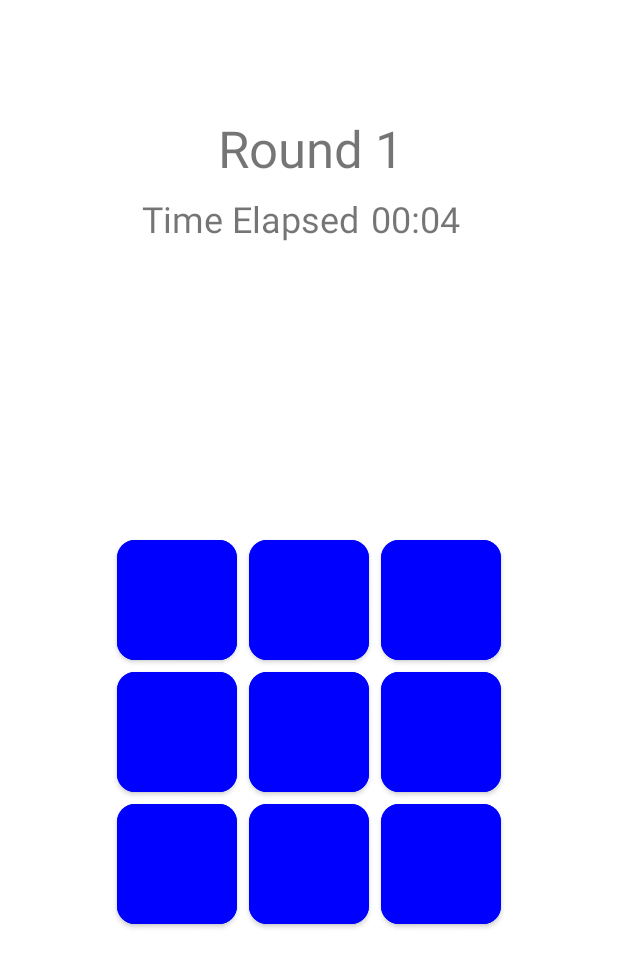
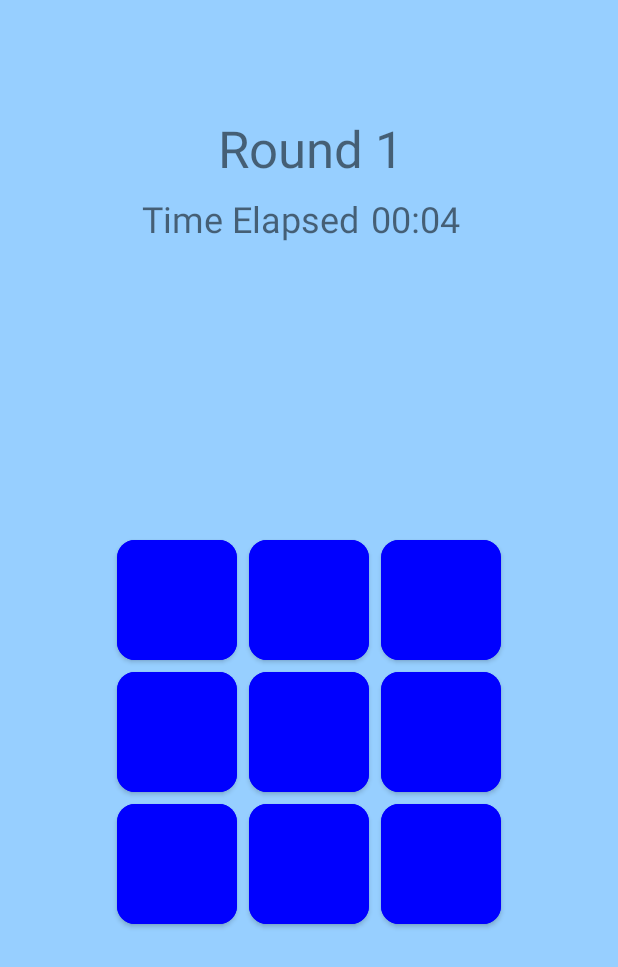
Before and after one commit to 308kyle/Corsi, an Android app: the GamePage screen opened directly, with no data from a screen before it, after a tap on an icon or button, on a phone screen of 412 x 824 dp. Shown: the top 967 px of the screen. Run offline under Robolectric (Android 15) with nearby library versions, the phone set to English and light mode, and no system bars.

Commit message:
gradient change

```diff
--- a/app/src/main/java/com/example/myapplication/GamePage.kt
+++ b/app/src/main/java/com/example/myapplication/GamePage.kt
@@ -5,6 +5,7 @@ import android.content.SharedPreferences
 import android.graphics.Color
 import android.graphics.Color.rgb
 import android.graphics.drawable.ColorDrawable
+import android.graphics.drawable.GradientDrawable
 import android.graphics.drawable.TransitionDrawable
 import android.os.Bundle
 import android.os.CountDownTimer
@@ -67,8 +68,8 @@ class GamePage: AppCompatActivity(), View.OnClickListener {
         setContentView(R.layout.activity_game)
 
         mConstraintLayout = findViewById<ConstraintLayout>(R.id.constraintLayout)
-        mColors1 = arrayOf(ColorDrawable(LRED), ColorDrawable(Color.WHITE))
-        mColors2 = arrayOf(ColorDrawable(LGRN), ColorDrawable(Color.WHITE))
+        mColors1 = arrayOf(ColorDrawable(LRED), ColorDrawable(Color.parseColor("#97cfff")))
+        mColors2 = arrayOf(ColorDrawable(LGRN), ColorDrawable(Color.parseColor("#97cfff")))
         mTransition1 = TransitionDrawable(mColors1)
         mTransition2 = TransitionDrawable(mColors2)
 
--- a/app/src/main/java/com/example/myapplication/LoseScreen.kt
+++ b/app/src/main/java/com/example/myapplication/LoseScreen.kt
@@ -39,6 +39,7 @@ class LoseScreen : AppCompatActivity() {
         home.setOnClickListener{
             val intent = Intent(this,MainActivity::class.java)
             startActivity(intent)
+            finish()
         }
     }
 
--- a/app/src/main/java/com/example/myapplication/MainActivity.kt
+++ b/app/src/main/java/com/example/myapplication/MainActivity.kt
@@ -20,11 +20,6 @@ class MainActivity : AppCompatActivity() {
         supportActionBar!!.hide()
         setContentView(R.layout.activity_main)
 
-        /*var background = findViewById<ConstraintLayout>(R.id.MainActivityLayout).background
-        animation = background as AnimationDrawable
-        animation.setEnterFadeDuration(2000)
-        animation.setExitFadeDuration(2000)
-        animation.start()*/
         play = findViewById(R.id.button)
         play.setOnClickListener{
             val intent = Intent(this,GamePage::class.java)
--- a/app/src/main/res/drawable/background_solid.xml
+++ b/app/src/main/res/drawable/background_solid.xml
@@ -3,7 +3,7 @@
     <item>
         <shape>
             <solid
-                android:color="#ADD8E6"
+                android:color="#97cfff"
                 />
         </shape>
 
--- a/app/src/main/res/layout/activity_game.xml
+++ b/app/src/main/res/layout/activity_game.xml
@@ -5,7 +5,7 @@
     android:id="@+id/constraintLayout"
     android:layout_width="match_parent"
     android:layout_height="match_parent"
-    android:background="@drawable/background_1">
+    android:background="@drawable/background_solid">
 
     <Button
         android:id="@+id/seven"
--- a/app/src/main/res/layout/activity_lose.xml
+++ b/app/src/main/res/layout/activity_lose.xml
@@ -4,7 +4,7 @@
     xmlns:tools="http://schemas.android.com/tools"
     android:layout_width="match_parent"
     android:layout_height="match_parent"
-    android:background="@drawable/background_1"
+    android:background="@drawable/background_3"
     >
 
     <TextView
```
